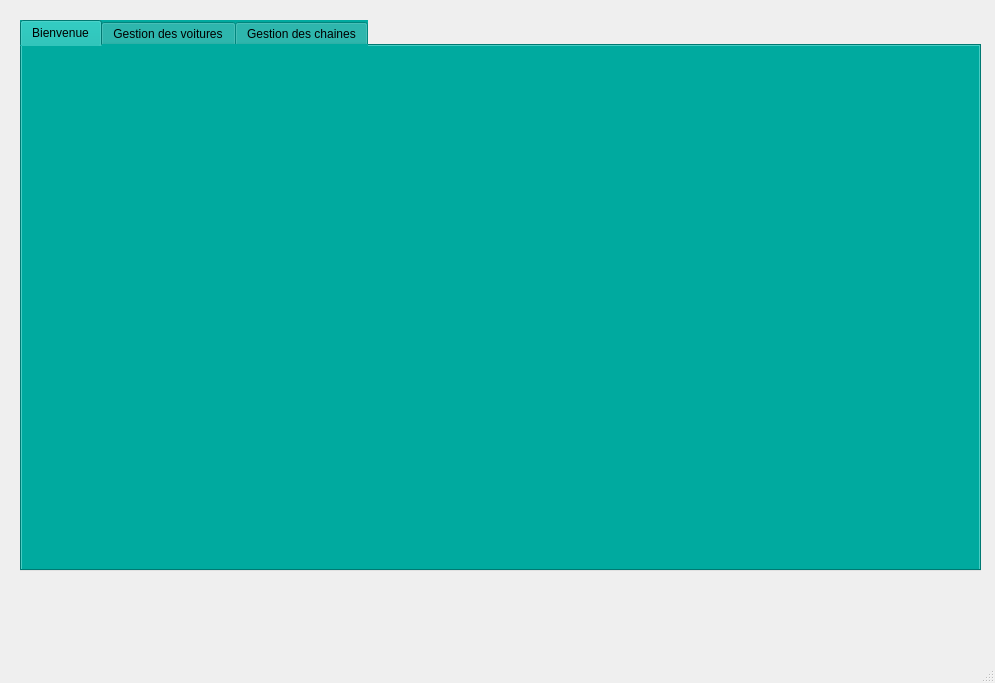
This is projett/mainwindow.ui in eyawartateni/Smart_Factory_2A4 as Qt 5 draws it before an edit. The edited form follows.
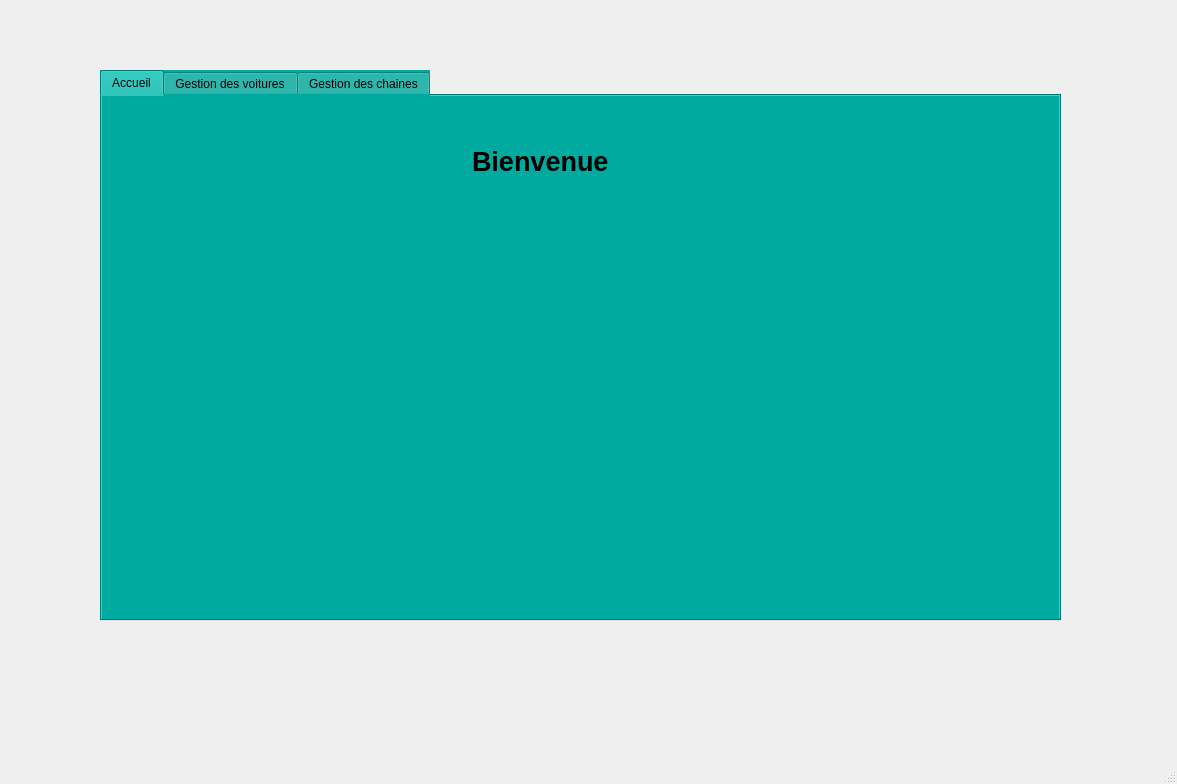
This is the edited form. The open tabs and pages were chosen to show the change. Icons and pictures are not drawn.

Diff of the .ui file:
```diff
--- a/projett/mainwindow.ui
+++ b/projett/mainwindow.ui
@@ -6,8 +6,8 @@
    <rect>
     <x>0</x>
     <y>0</y>
-    <width>995</width>
-    <height>683</height>
+    <width>1177</width>
+    <height>784</height>
    </rect>
   </property>
   <property name="windowTitle">
@@ -17,8 +17,8 @@
    <widget class="QTabWidget" name="production">
     <property name="geometry">
      <rect>
-      <x>20</x>
-      <y>20</y>
+      <x>100</x>
+      <y>70</y>
       <width>961</width>
       <height>551</height>
      </rect>
@@ -34,21 +34,34 @@
     </property>
     <widget class="QWidget" name="bienvenue">
      <attribute name="title">
-      <string>Bienvenue</string>
+      <string>Accueil</string>
      </attribute>
      <widget class="QLabel" name="labelGif">
       <property name="geometry">
        <rect>
-        <x>80</x>
-        <y>80</y>
-        <width>141</width>
-        <height>161</height>
+        <x>100</x>
+        <y>120</y>
+        <width>911</width>
+        <height>381</height>
        </rect>
       </property>
       <property name="text">
        <string/>
       </property>
      </widget>
+     <widget class="QLabel" name="label_14">
+      <property name="geometry">
+       <rect>
+        <x>370</x>
+        <y>40</y>
+        <width>351</width>
+        <height>51</height>
+       </rect>
+      </property>
+      <property name="text">
+       <string>&lt;html&gt;&lt;head/&gt;&lt;body&gt;&lt;p&gt;&lt;span style=&quot; font-size:20pt; font-weight:600;&quot;&gt;Bienvenue&lt;/span&gt;&lt;/p&gt;&lt;/body&gt;&lt;/html&gt;</string>
+      </property>
+     </widget>
     </widget>
     <widget class="QWidget" name="tab">
      <attribute name="title">
```
Left out of the diff: 28 changed lines with no effect on the pictures.
